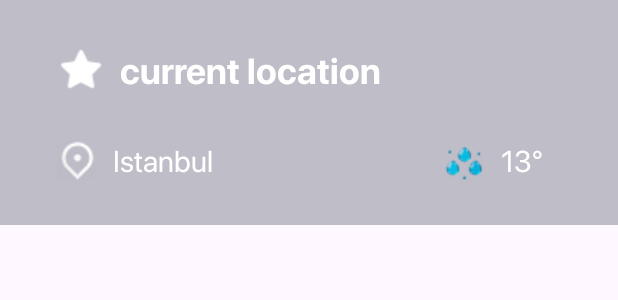
After one commit to betulAkgull/sunnie, an Android app: the layout nav_view_header.xml on its own in the app's theme, with its tools: preview values and no code run, on a phone screen of 412 x 824 dp. The commit adds this screen. Shown: the top 300 px of the screen. Run offline under Robolectric (Android 15) with nearby library versions, the phone set to English and light mode, and no system bars.

Commit message:
nav drawer setup

```diff
--- /dev/null
+++ b/app/src/main/res/layout/nav_view_header.xml
@@ -0,0 +1,78 @@
+<?xml version="1.0" encoding="utf-8"?>
+<androidx.constraintlayout.widget.ConstraintLayout xmlns:android="http://schemas.android.com/apk/res/android"
+    xmlns:app="http://schemas.android.com/apk/res-auto"
+    xmlns:tools="http://schemas.android.com/tools"
+    android:layout_width="match_parent"
+    android:layout_height="wrap_content"
+    android:background="@color/buttonColor"
+    android:padding="30dp">
+
+
+    <ImageView
+        android:id="@+id/imageView5"
+        android:layout_width="wrap_content"
+        android:layout_height="wrap_content"
+        android:layout_marginEnd="10dp"
+        android:src="@drawable/ic_star"
+        app:layout_constraintBottom_toBottomOf="@+id/tv_title"
+        app:layout_constraintEnd_toStartOf="@+id/tv_title"
+        app:layout_constraintTop_toTopOf="@+id/tv_title" />
+
+    <TextView
+        android:id="@+id/tv_title"
+        style="@style/textMedium"
+        android:layout_width="wrap_content"
+        android:layout_height="wrap_content"
+        android:layout_marginStart="50dp"
+        android:text="current location"
+        app:layout_constraintEnd_toEndOf="parent"
+        app:layout_constraintHorizontal_bias="0.0"
+        app:layout_constraintStart_toStartOf="parent"
+        app:layout_constraintTop_toTopOf="parent" />
+
+
+    <ImageView
+        android:id="@+id/iv_location"
+        android:layout_width="wrap_content"
+        android:layout_height="wrap_content"
+        android:layout_marginEnd="10dp"
+        android:src="@drawable/ic_map"
+        app:layout_constraintBottom_toBottomOf="@+id/tv_location"
+        app:layout_constraintEnd_toStartOf="@+id/tv_location"
+        app:layout_constraintStart_toStartOf="@+id/imageView5"
+        app:layout_constraintTop_toTopOf="@+id/tv_location"
+        app:layout_constraintVertical_bias="0.0" />
+
+    <TextView
+        android:id="@+id/tv_location"
+        style="@style/textSmall"
+        android:layout_width="wrap_content"
+        android:layout_height="wrap_content"
+        android:layout_marginStart="10dp"
+        android:layout_marginTop="30dp"
+        android:text="Istanbul"
+        app:layout_constraintStart_toEndOf="@id/iv_location"
+        app:layout_constraintTop_toBottomOf="@+id/tv_title" />
+
+
+    <ImageView
+        android:id="@+id/imageView6"
+        android:layout_width="50dp"
+        android:layout_height="50dp"
+        android:src="@drawable/ic_raindrop"
+        app:layout_constraintBottom_toBottomOf="parent"
+        app:layout_constraintEnd_toStartOf="@+id/tv_high_degree"
+        app:layout_constraintTop_toTopOf="@+id/tv_high_degree" />
+
+    <TextView
+        android:id="@+id/tv_high_degree"
+        style="@style/textSmall"
+        android:layout_width="wrap_content"
+        android:layout_height="wrap_content"
+        android:layout_marginEnd="20dp"
+        app:layout_constraintBottom_toBottomOf="parent"
+        app:layout_constraintEnd_toEndOf="parent"
+        android:text="13\u00B0" />
+
+
+</androidx.constraintlayout.widget.ConstraintLayout>
--- a/app/src/main/res/values/themes.xml
+++ b/app/src/main/res/values/themes.xml
@@ -3,10 +3,17 @@
     <style name="Base.Theme.Weatherapp" parent="Theme.Material3.DayNight.NoActionBar">
         <item name="fontFamily">@font/sfpromedium</item>
         <item name="android:textColor">@color/white</item>
+        <item name="android:windowFullscreen">true</item>
         <item name="android:textColorHint">@color/whiteTransparent</item>
+        <item name="drawerArrowStyle">@style/DrawerArrowStyle</item>
     </style>
 
     <style name="Theme.Weatherapp" parent="Base.Theme.Weatherapp" />
+
+    <style name="DrawerArrowStyle" parent="Widget.AppCompat.DrawerArrowToggle">
+        <item name="spinBars">true</item>
+        <item name="color">@android:color/white</item>
+    </style>
 
     <style name="textHeader">
         <item name="android:background">@android:color/transparent</item>
```
Also changed, not shown: app/src/main/java/com/example/weatherapp/MainActivity.kt (+41 -2 lines), app/src/main/res/layout/activity_main.xml (+42 -3 lines), app/src/main/res/menu/menu_drawer.xml (added, +26 -0 lines), app/src/main/res/navigation/nav_graph.xml (added, +70 -0 lines), app/src/main/res/drawable/ic_location_add.png (added), app/src/main/res/drawable/ic_star.png (added).
